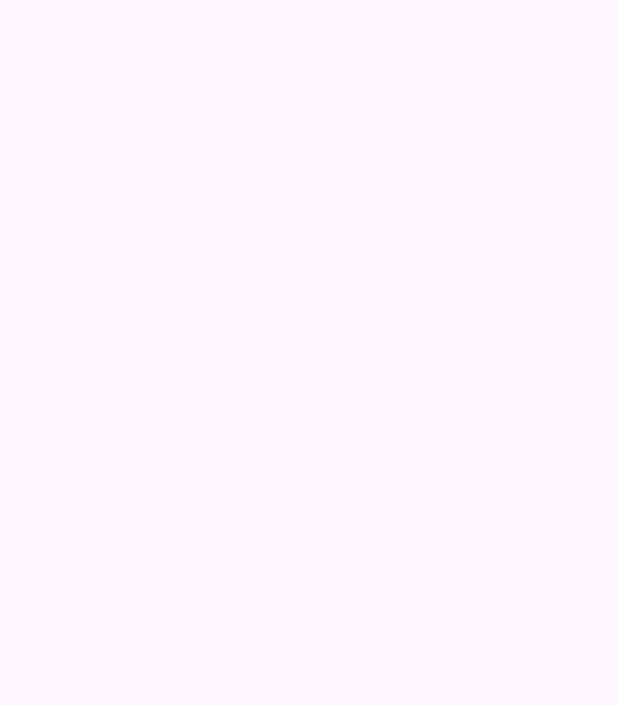
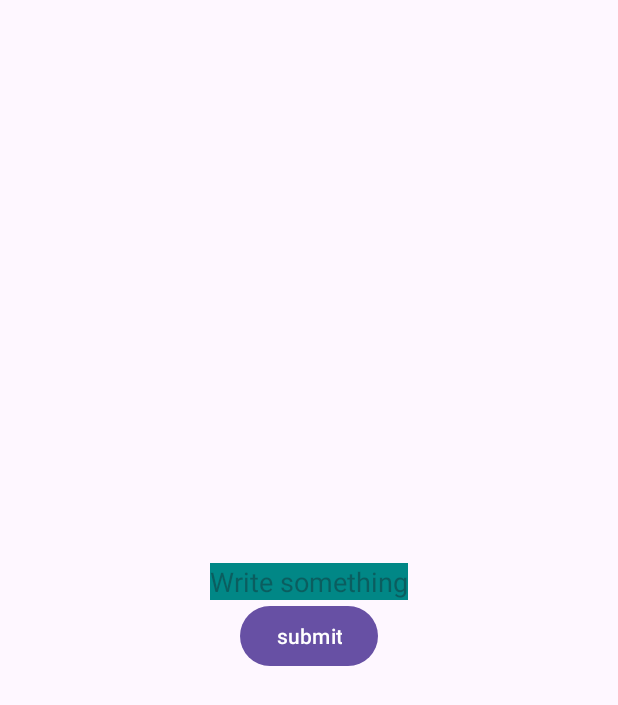
Before and after one commit to Chase-Ninja/androidLearning, an Android app: the screen it shows after launch (MainActivity), on a phone screen of 412 x 824 dp. Before the commit the part shown is empty. Shown: the top 705 px of the screen. Run offline under Robolectric (Android 15) with nearby library versions, the phone set to English and light mode, and no system bars.

Commit message:
initial commit

```diff
--- a/app/src/main/java/com/example/taimer/MainActivity.kt
+++ b/app/src/main/java/com/example/taimer/MainActivity.kt
@@ -1,11 +1,27 @@
 package com.example.taimer
 import android.os.Bundle
+import android.os.PersistableBundle
+import android.text.Editable
+import android.widget.EditText
 import androidx.appcompat.app.AppCompatActivity
 
 class MainActivity : AppCompatActivity() {
+    val name = "Hi Aarav, how are you?"
+    val KEY = "key"
 
     override fun onCreate(savedInstanceState: Bundle?) {
         super.onCreate(savedInstanceState)
         setContentView(R.layout.activity_main)
+
+      val editText = findViewById<EditText>(R.id.EditingId)
+         if (savedInstanceState != null){
+            editText.setText(savedInstanceState.getString(KEY))
+
+        }
+    }
+
+    override fun onSaveInstanceState(outState: Bundle) {
+        super.onSaveInstanceState(outState)
+        outState.putString(KEY,name)
     }
 }
--- a/app/src/main/res/layout/activity_main.xml
+++ b/app/src/main/res/layout/activity_main.xml
@@ -8,6 +8,17 @@
     android:orientation="vertical"
     android:gravity="center">
 
+    <EditText
+        android:id="@+id/EditingId"
+        android:layout_width="wrap_content"
+        android:layout_height="wrap_content"
+        android:background="@color/teal_700"
+        android:hint="Write something"
+        />
+    <Button
+        android:layout_width="wrap_content"
+        android:layout_height="wrap_content"
+        android:text="submit"/>
 
 
 </LinearLayout>
```
